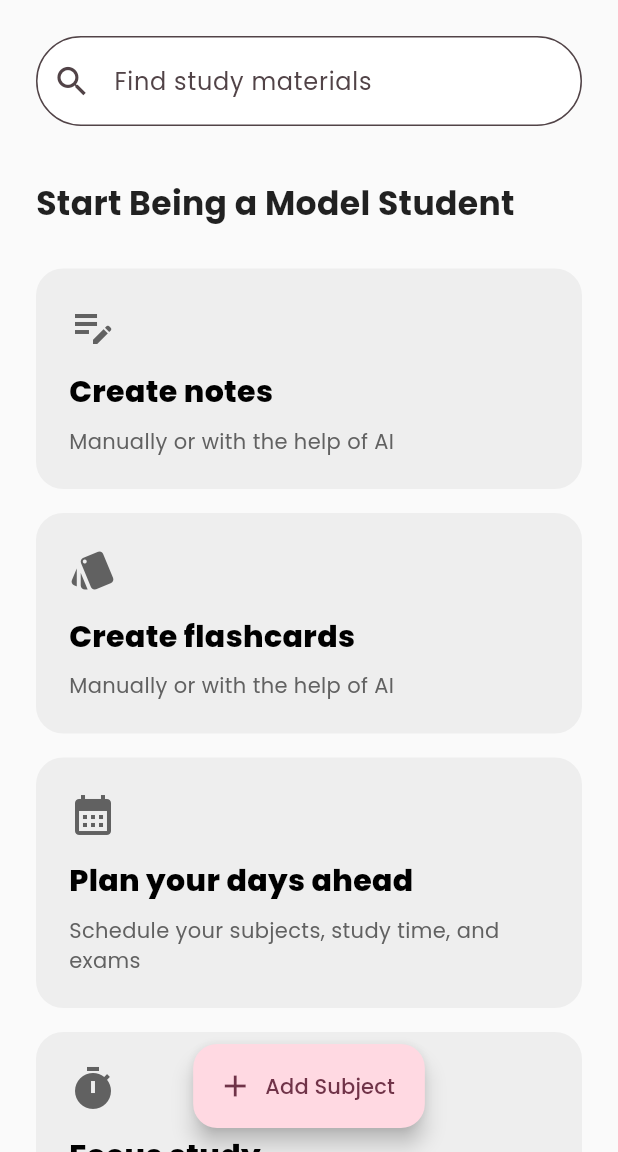
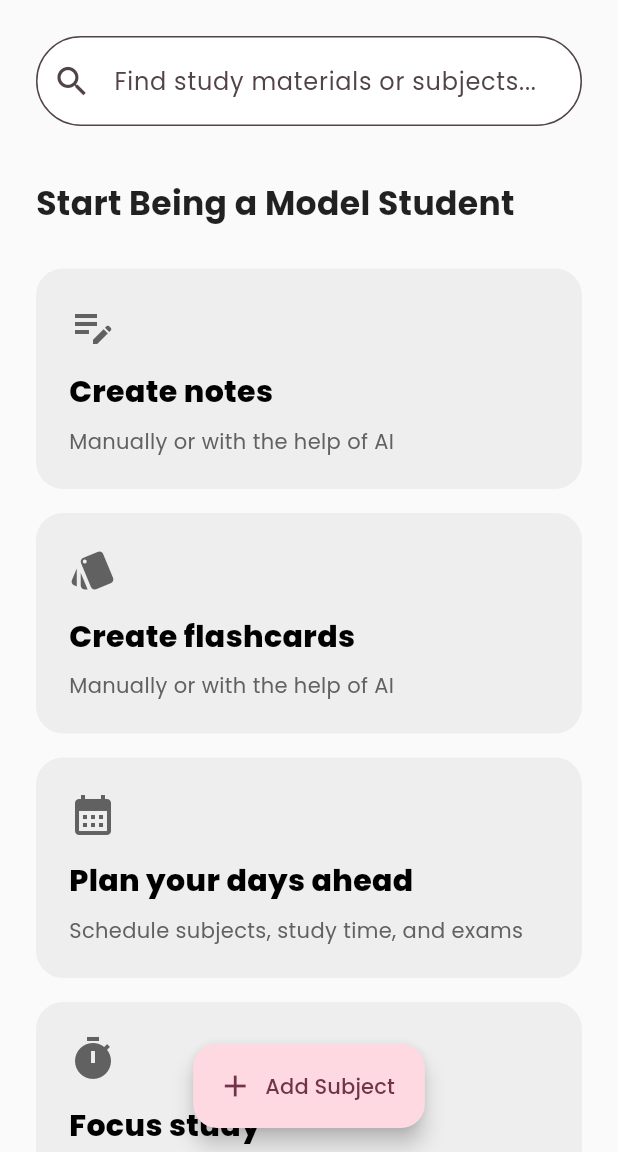
Before and after one commit to RJBarredo/webapp, a Flutter app: the screen it shows after launch, on a phone screen of 412 x 824 dp, the part 84-1236 px from its top. Run offline on Flutter 3.47's test engine with Material 3 defaults, Android fonts, the phone set to English and light mode, and no system bars; our stand-ins replace google_fonts, shared_preferences, supabase_flutter; accounts and stored records are empty.

Commit message:
Added retrieve/select function to some features

```diff
--- a/lib/main.dart
+++ b/lib/main.dart
@@ -8,7 +8,6 @@ import 'pages/home_page.dart';
 Future<void> main() async {
   WidgetsFlutterBinding.ensureInitialized();
 
-  // ✅ Initialize Supabase before running the app
   await Supabase.initialize(
     url: supabaseUrl,
     anonKey: supabaseAnonKey,
@@ -30,7 +29,7 @@ class TuonApp extends StatelessWidget {
         textTheme: GoogleFonts.poppinsTextTheme(),
         colorScheme: ColorScheme.fromSeed(seedColor: Colors.black),
       ),
-      // 🏠 Home page of the app
+
       home: const HomePage(),
 
       // Optional: You could add a navigatorKey or routes here for future pages
--- a/lib/pages/home_page.dart
+++ b/lib/pages/home_page.dart
@@ -16,7 +16,10 @@ class HomePage extends StatefulWidget {
 
 class _HomePageState extends State<HomePage> {
   final SupabaseService _supabase = SupabaseService();
+
   List<Map<String, dynamic>> subjects = [];
+  List<Map<String, dynamic>> filteredSubjects = [];
+
   bool loading = true;
 
   @override
@@ -30,12 +33,26 @@ class _HomePageState extends State<HomePage> {
       final data = await _supabase.fetchSubjects();
       setState(() {
         subjects = data;
+        filteredSubjects = data; // initial display
         loading = false;
       });
     } catch (e) {
       debugPrint('Error loading subjects: $e');
       setState(() => loading = false);
     }
+  }
+
+  void _filterSubjects(String query) {
+    final lower = query.toLowerCase();
+
+    setState(() {
+      filteredSubjects = subjects.where((subject) {
+        final name = subject["name"].toString().toLowerCase();
+        final desc = (subject["description"] ?? "").toString().toLowerCase();
+
+        return name.contains(lower) || desc.contains(lower);
+      }).toList();
+    });
   }
 
   Future<void> _showAddSubjectDialog() async {
@@ -76,7 +93,7 @@ class _HomePageState extends State<HomePage> {
                   );
 
                   Navigator.pop(context);
-                  _loadSubjects(); // refresh UI
+                  _loadSubjects();
                 } catch (e) {
                   debugPrint("Error adding subject: $e");
                 }
@@ -126,19 +143,22 @@ class _HomePageState extends State<HomePage> {
         child: Column(
           crossAxisAlignment: CrossAxisAlignment.start,
           children: [
-            // 🔍 Search bar
+            // 🔍 SEARCH BAR (Now Functional!)
             SizedBox(
               width: isWide ? 600 : double.infinity,
               child: TextField(
+                onChanged: _filterSubjects,
                 decoration: InputDecoration(
                   prefixIcon: const Icon(Icons.search, size: 26),
-                  hintText: 'Find study materials',
+                  hintText: 'Find study materials or subjects...',
                   filled: true,
                   fillColor: Colors.white,
-                  contentPadding: const EdgeInsets.symmetric(vertical: 18),
+                  contentPadding:
+                  const EdgeInsets.symmetric(vertical: 18),
                   border: OutlineInputBorder(
                     borderRadius: BorderRadius.circular(40),
-                    borderSide: BorderSide(color: Colors.grey.shade300),
+                    borderSide:
+                    BorderSide(color: Colors.grey.shade300),
                   ),
                 ),
               ),
@@ -148,6 +168,7 @@ class _HomePageState extends State<HomePage> {
             const SectionTitle('Start Being a Model Student'),
             const SizedBox(height: 12),
 
+            // CARDS
             ResponsiveGrid(children: [
               StudyCard(
                 'Create notes',
@@ -170,7 +191,8 @@ class _HomePageState extends State<HomePage> {
                   if (subjects.isEmpty) {
                     ScaffoldMessenger.of(context).showSnackBar(
                       const SnackBar(
-                          content: Text('Please add a subject first.')),
+                          content:
+                          Text('Please add a subject first.')),
                     );
                     return;
                   }
@@ -187,7 +209,7 @@ class _HomePageState extends State<HomePage> {
               ),
               StudyCard(
                 'Plan your days ahead',
-                'Schedule your subjects, study time, and exams',
+                'Schedule subjects, study time, and exams',
                 icon: Icons.calendar_month,
                 onTap: () {
                   Navigator.push(
@@ -219,10 +241,11 @@ class _HomePageState extends State<HomePage> {
             const SectionTitle('Subjects'),
             const SizedBox(height: 12),
 
+            // SUBJECT LIST (filtered)
             ResponsiveGrid(
-              children: subjects.isEmpty
-                  ? [const Center(child: Text('No subjects yet.'))]
-                  : subjects
+              children: filteredSubjects.isEmpty
+                  ? [const Text("No subjects found.")]
+                  : filteredSubjects
                   .map(
                     (s) => StudyCard(
                   s['name'],
@@ -232,9 +255,10 @@ class _HomePageState extends State<HomePage> {
                     Navigator.push(
                       context,
                       MaterialPageRoute(
-                        builder: (context) => FlashcardCreatorPage(
-                          subjectId: s['id'],
-                        ),
+                        builder: (context) =>
+                            FlashcardCreatorPage(
+                              subjectId: s['id'],
+                            ),
                       ),
                     );
                   },
@@ -246,7 +270,6 @@ class _HomePageState extends State<HomePage> {
         ),
       ),
 
-      // ➕ Add Subject Button
       floatingActionButton: FloatingActionButton.extended(
         onPressed: _showAddSubjectDialog,
         label: const Text("Add Subject"),
--- a/lib/widgets/study_card.dart
+++ b/lib/widgets/study_card.dart
@@ -4,8 +4,7 @@ class StudyCard extends StatefulWidget {
   final String title;
   final String description;
 
-  // ✅ NEW: Icon parameter (optional)
-  // If null → a placeholder icon will be shown.
+
   final IconData? icon;
 
   final VoidCallback? onTap;
@@ -14,7 +13,7 @@ class StudyCard extends StatefulWidget {
       this.title,
       this.description, {
         super.key,
-        this.icon, // optional parameter
+        this.icon,
         this.onTap,
       });
 
@@ -39,7 +38,7 @@ class _StudyCardState extends State<StudyCard> {
         width: isWide ? 240 : double.infinity,
         padding: const EdgeInsets.all(22),
         decoration: BoxDecoration(
-          color: Colors.grey[200], // ✅ Light gray background (matches screenshot)
+          color: Colors.grey[200],
           borderRadius: BorderRadius.circular(18),
           boxShadow: hovering
               ? [
@@ -57,8 +56,7 @@ class _StudyCardState extends State<StudyCard> {
           child: Column(
             crossAxisAlignment: CrossAxisAlignment.start,
             children: [
-              // ✅ Icon Placeholder Section
-              // You can replace this icon later by passing icon: Icons.yourChoice
+
               Icon(
                 widget.icon ?? Icons.circle, // Default placeholder icon
                 size: 32,
@@ -67,11 +65,11 @@ class _StudyCardState extends State<StudyCard> {
 
               const SizedBox(height: 14),
 
-              // ✅ Title
+
               Text(
                 widget.title,
                 style: const TextStyle(
-                  fontWeight: FontWeight.w800, // Bolder like UI screenshot
+                  fontWeight: FontWeight.w800,
                   fontSize: 20,
                   color: Colors.black,
                 ),
@@ -79,7 +77,7 @@ class _StudyCardState extends State<StudyCard> {
 
               const SizedBox(height: 8),
 
-              // ✅ Description
+
               Text(
                 widget.description,
                 style: TextStyle(
```
Also changed, not shown: 3 other files.
